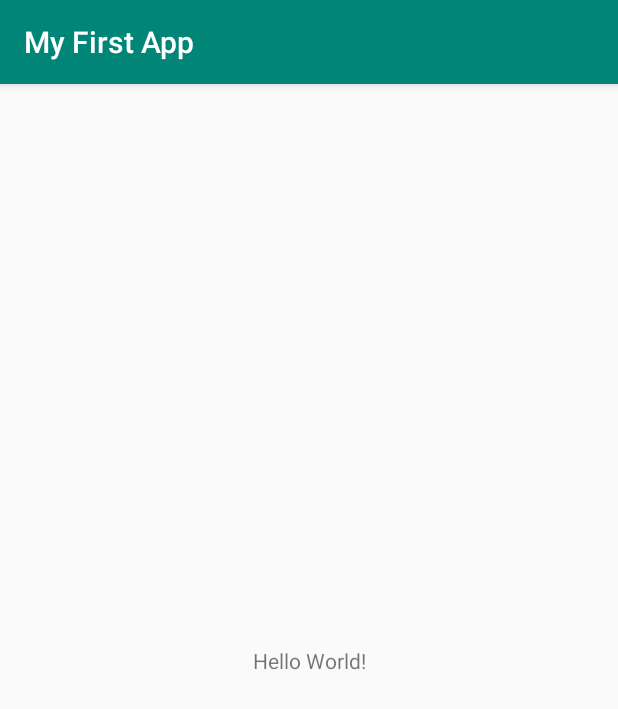
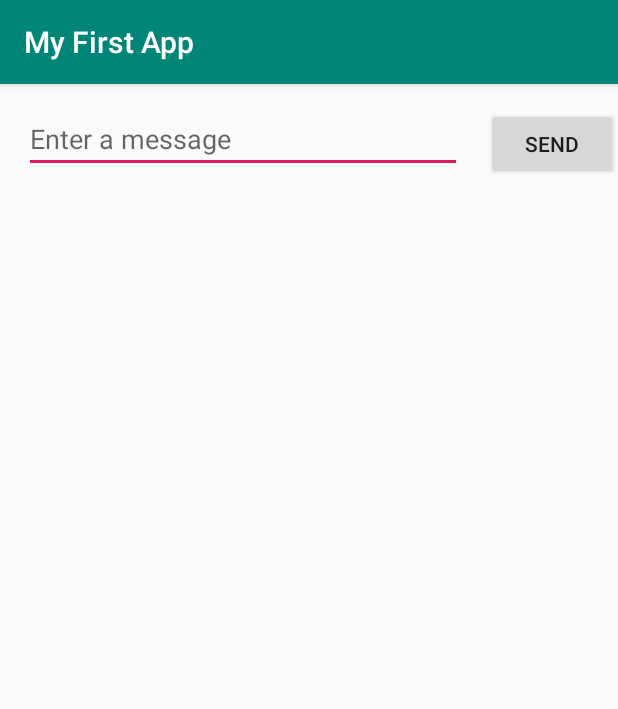
Before and after one commit to riyadis008/MyProject, an Android app: the screen it shows after launch (MainActivity), on a phone screen of 412 x 824 dp. Shown: the top 709 px of the screen. Run offline under Robolectric (Android 15) with nearby library versions, the phone set to English and light mode, and no system bars.

Commit message:
Update New Lesson

```diff
--- a/Android/Study/FirstApp/app/src/main/res/layout/activity_main.xml
+++ b/Android/Study/FirstApp/app/src/main/res/layout/activity_main.xml
@@ -6,13 +6,31 @@
     android:layout_height="match_parent"
     tools:context=".MainActivity">
 
-    <TextView
+    <EditText
+        android:id="@+id/editText"
+        android:layout_width="0dp"
+        android:layout_height="43dp"
+        android:layout_marginStart="16dp"
+        android:layout_marginLeft="16dp"
+        android:layout_marginTop="16dp"
+        android:ems="10"
+        android:hint="@string/edit_message"
+        android:inputType="textPersonName"
+        app:layout_constraintEnd_toStartOf="@+id/button"
+        app:layout_constraintStart_toStartOf="parent"
+        app:layout_constraintTop_toTopOf="parent" />
+
+    <Button
+        android:id="@+id/button"
         android:layout_width="wrap_content"
         android:layout_height="wrap_content"
-        android:text="Hello World!"
-        app:layout_constraintBottom_toBottomOf="parent"
-        app:layout_constraintLeft_toLeftOf="parent"
-        app:layout_constraintRight_toRightOf="parent"
+        android:layout_marginStart="16dp"
+        android:layout_marginLeft="16dp"
+        android:layout_marginTop="16dp"
+        android:onClick="sendMessage"
+        android:text="@string/button_send"
+        app:layout_constraintEnd_toEndOf="parent"
+        app:layout_constraintHorizontal_bias="0.5"
+        app:layout_constraintStart_toEndOf="@+id/editText"
         app:layout_constraintTop_toTopOf="parent" />
-
 </android.support.constraint.ConstraintLayout>
--- a/Android/Study/FirstApp/app/src/main/res/values/strings.xml
+++ b/Android/Study/FirstApp/app/src/main/res/values/strings.xml
@@ -1,3 +1,5 @@
 <resources>
     <string name="app_name">My First App</string>
+    <string name="edit_message">Enter a message</string>
+    <string name="button_send">Send</string>
 </resources>
```
Also changed, not shown: Android/Study/FirstApp/app/src/main/AndroidManifest.xml (+7 -0 lines), Android/Study/FirstApp/app/src/main/java/com/riyadis008/myfirstapp/DisplayMessageActivity.java (added, +24 -0 lines), Android/Study/FirstApp/app/src/main/java/com/riyadis008/myfirstapp/MainActivity.java (+12 -0 lines), Android/Study/FirstApp/app/src/main/res/layout/activity_display_message.xml (added, +20 -0 lines).
